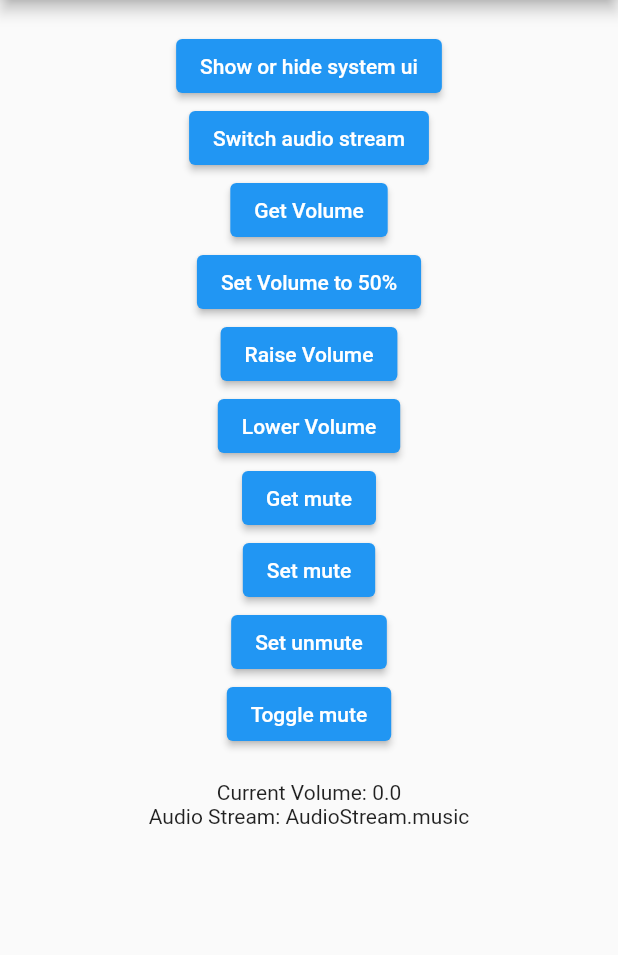
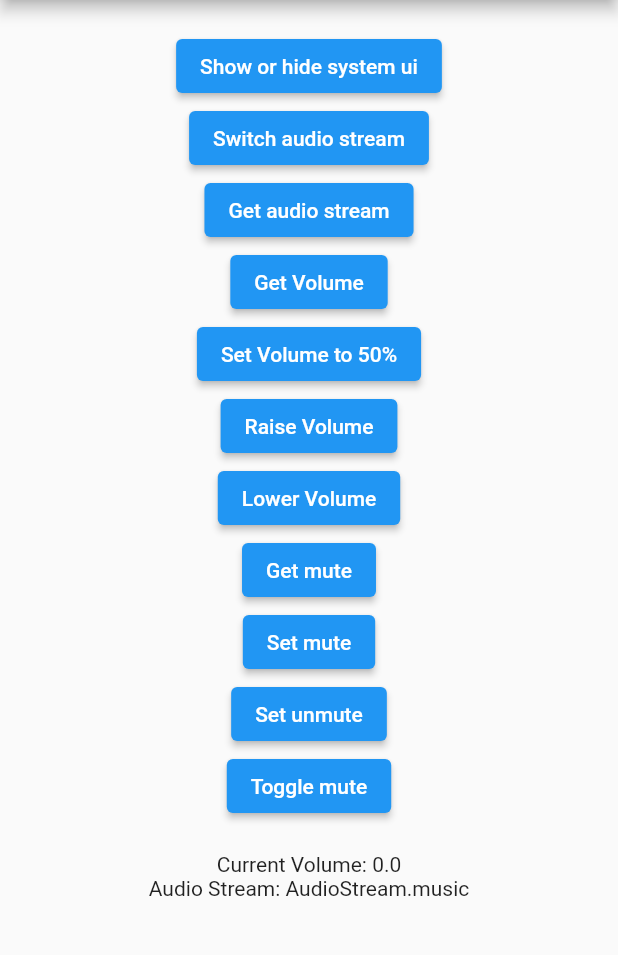
Before and after one commit to yosemiteyss/flutter_volume_controller, a Flutter app: the screen it shows after launch, on a phone screen of 412 x 824 dp, the part 84-1039 px from its top. Run offline on Flutter 3.47's test engine with Material 2 defaults, Android fonts, the phone set to English and light mode, and no system bars.

Commit message:
add getAndroidAudioStream and getIOSAudioSessionCategory to example

```diff
--- a/example/lib/main.dart
+++ b/example/lib/main.dart
@@ -68,7 +68,7 @@ class _HomeState extends State<Home> {
                 },
               ),
             ),
-          if (Platform.isAndroid)
+          if (Platform.isAndroid) ...[
             Center(
               child: ElevatedButton(
                 child: const Text('Switch audio stream'),
@@ -85,7 +85,18 @@ class _HomeState extends State<Home> {
                 },
               ),
             ),
-          if (Platform.isIOS)
+            Center(
+              child: ElevatedButton(
+                child: const Text('Get audio stream'),
+                onPressed: () async {
+                  final stream =
+                      await FlutterVolumeController.getAndroidAudioStream();
+                  _showSnackBar('Audio stream: $stream');
+                },
+              ),
+            ),
+          ],
+          if (Platform.isIOS) ...[
             Center(
               child: ElevatedButton(
                 child: const Text('Switch audio session category'),
@@ -102,6 +113,17 @@ class _HomeState extends State<Home> {
                 },
               ),
             ),
+            Center(
+              child: ElevatedButton(
+                child: const Text('Get audio session category'),
+                onPressed: () async {
+                  final category = await FlutterVolumeController
+                      .getIOSAudioSessionCategory();
+                  _showSnackBar('Audio session category: $category');
+                },
+              ),
+            ),
+          ],
           Center(
             child: ElevatedButton(
               child: const Text('Get Volume'),
```
Also changed, not shown: 1 other file.
